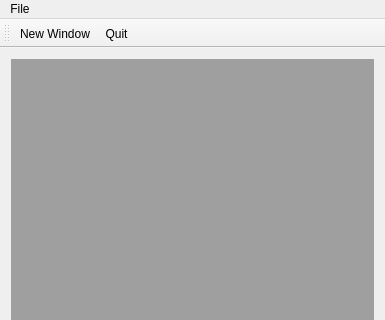
Before: the Qt Designer form mainwindow.ui in skronstein/MultiTimer, drawn with Qt 5; both pictures show x 0 to 385 and y 0 to 320 of the 385 by 556 pixel window.
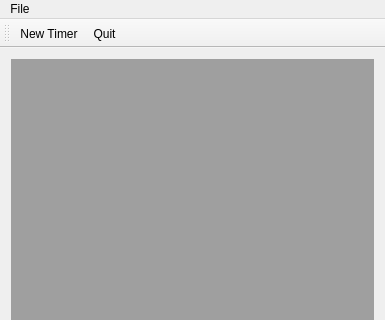
After: the same form once the commit is applied.

Commit message:
Change some UI text in various spots
and shorten the time is up dialog a bit

```diff
--- a/mainwindow.ui
+++ b/mainwindow.ui
@@ -53,7 +53,10 @@
   <widget class="QStatusBar" name="statusBar"/>
   <action name="actionNew_Window">
    <property name="text">
-    <string>New Window</string>
+    <string>New Timer</string>
+   </property>
+   <property name="iconText">
+    <string>New Timer</string>
    </property>
   </action>
   <action name="actionAbout">
```
The commit also changes 1 other file.
